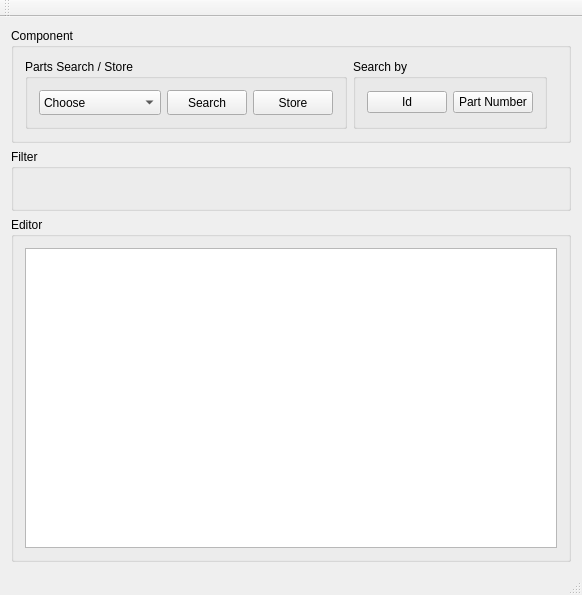
Old version of the form mainwindow.ui in the repository Math68/GDS19-09_Develop.
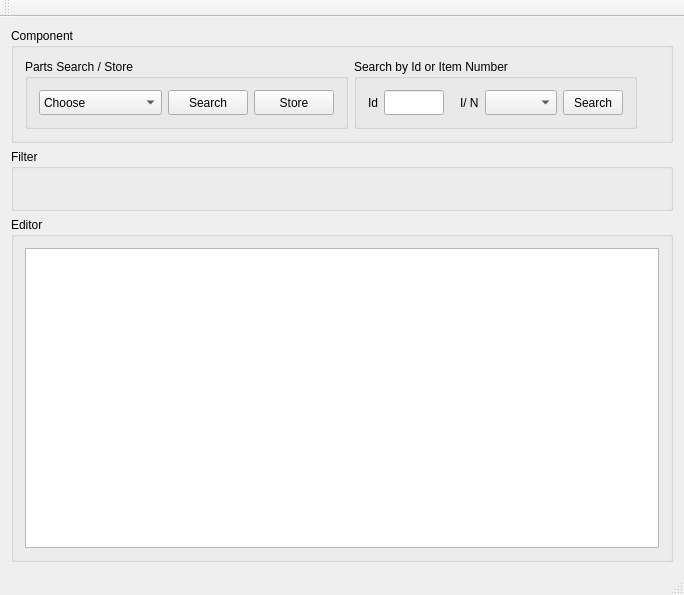
New version of the form.

Commit message: Search by Item Number part added

Diff of the .ui file:
```diff
--- a/mainwindow.ui
+++ b/mainwindow.ui
@@ -6,7 +6,7 @@
    <rect>
     <x>0</x>
     <y>0</y>
-    <width>582</width>
+    <width>684</width>
     <height>595</height>
    </rect>
   </property>
@@ -143,20 +143,87 @@
        <item row="0" column="1">
         <widget class="QGroupBox" name="groupBox_3">
          <property name="title">
-          <string>Search by</string>
+          <string>Search by Id or Item Number</string>
          </property>
          <layout class="QHBoxLayout" name="horizontalLayout_4">
           <item>
-           <widget class="QPushButton" name="pushButton">
+           <widget class="QLabel" name="label">
             <property name="text">
              <string>Id</string>
             </property>
            </widget>
           </item>
           <item>
-           <widget class="QPushButton" name="pushButton_2">
+           <widget class="QLineEdit" name="lineEdit_search_Id">
+            <property name="minimumSize">
+             <size>
+              <width>60</width>
+              <height>25</height>
+             </size>
+            </property>
+            <property name="maximumSize">
+             <size>
+              <width>60</width>
+              <height>25</height>
+             </size>
+            </property>
+           </widget>
+          </item>
+          <item>
+           <spacer name="horizontalSpacer_2">
+            <property name="orientation">
+             <enum>Qt::Horizontal</enum>
+            </property>
+            <property name="sizeType">
+             <enum>QSizePolicy::Fixed</enum>
+            </property>
+            <property name="sizeHint" stdset="0">
+             <size>
+              <width>10</width>
+              <height>20</height>
+             </size>
+            </property>
+           </spacer>
+          </item>
+          <item>
+           <widget class="QLabel" name="label_2">
             <property name="text">
-             <string>Part Number</string>
+             <string>I/ N</string>
+            </property>
+           </widget>
+          </item>
+          <item>
+           <widget class="QComboBox" name="comboBox_search_Item_Number">
+            <property name="minimumSize">
+             <size>
+              <width>60</width>
+              <height>25</height>
+             </size>
+            </property>
+            <property name="maximumSize">
+             <size>
+              <width>16777215</width>
+              <height>25</height>
+             </size>
+            </property>
+           </widget>
+          </item>
+          <item>
+           <widget class="QPushButton" name="pushButton_SearchBy">
+            <property name="minimumSize">
+             <size>
+              <width>60</width>
+              <height>25</height>
+             </size>
+            </property>
+            <property name="maximumSize">
+             <size>
+              <width>60</width>
+              <height>25</height>
+             </size>
+            </property>
+            <property name="text">
+             <string>Search</string>
             </property>
            </widget>
           </item>
```
Left out of the diff: 2 changed lines with no effect on the pictures. The commit also changes 5 other files.
